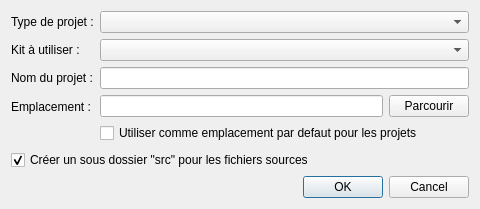
First picture: the form in src/dialog.ui, repository Warzak10/QtExpress, before the edit.
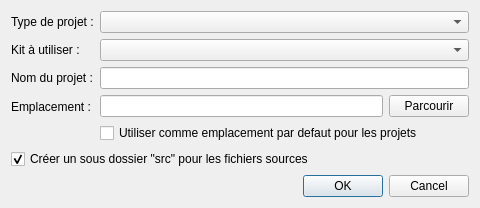
Second picture: the form after the edit.

Commit message: Update window size

```diff
--- a/src/dialog.ui
+++ b/src/dialog.ui
@@ -2,13 +2,11 @@
 <ui version="4.0">
  <class>Dialog</class>
  <widget class="QDialog" name="Dialog">
-  <property name="geometry">
-   <rect>
-    <x>0</x>
-    <y>0</y>
+  <property name="minimumSize">
+   <size>
     <width>480</width>
-    <height>209</height>
-   </rect>
+    <height>0</height>
+   </size>
   </property>
   <property name="windowTitle">
    <string>Dialog</string>
```
